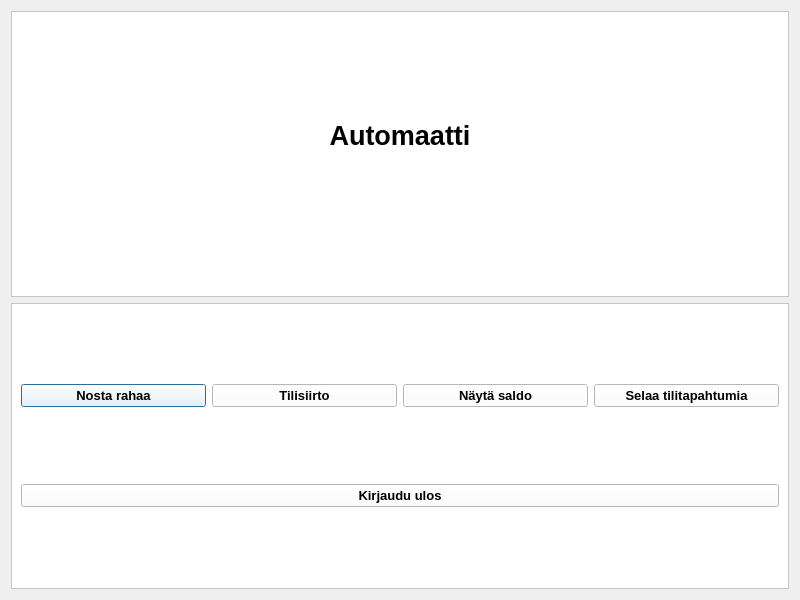
Before: the Qt Designer form qt_frontend/ATM/valikko.ui in ssaukkonen/BankSimul_ryhma_31, drawn with Qt 5.
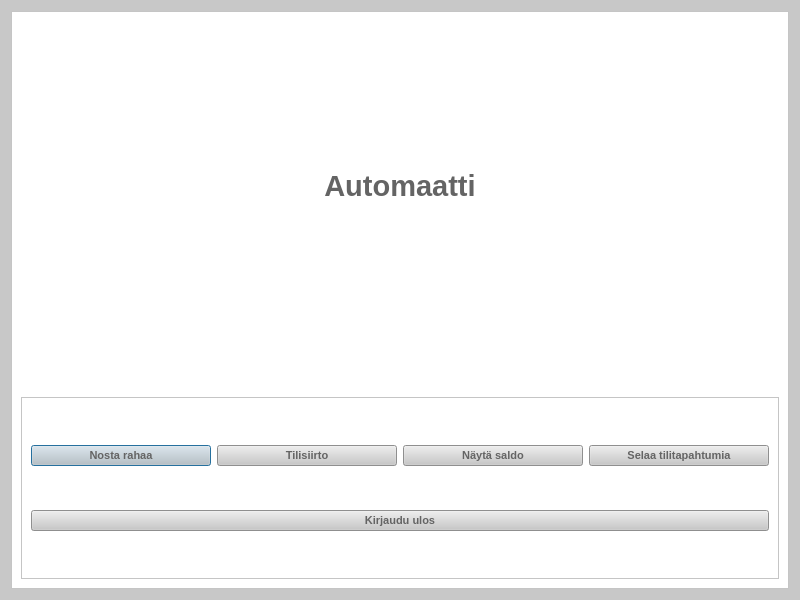
After: the same form once the commit is applied.

Patch:
```diff
--- a/qt_frontend/ATM/valikko.ui
+++ b/qt_frontend/ATM/valikko.ui
@@ -13,9 +13,20 @@
   <property name="windowTitle">
    <string>Dialog</string>
   </property>
+  <property name="styleSheet">
+   <string notr="true">background-color: rgb(200, 200, 200);</string>
+  </property>
   <layout class="QGridLayout" name="gridLayout_3">
    <item row="0" column="0">
     <widget class="QFrame" name="frame">
+     <property name="font">
+      <font>
+       <family>Arial</family>
+       <pointsize>11</pointsize>
+       <weight>75</weight>
+       <bold>true</bold>
+      </font>
+     </property>
      <property name="styleSheet">
       <string notr="true">background-color: rgb(255, 255, 255);</string>
      </property>
@@ -26,15 +37,39 @@
       <enum>QFrame::Raised</enum>
      </property>
      <layout class="QGridLayout" name="gridLayout">
+      <item row="2" column="0" alignment="Qt::AlignBottom">
+       <widget class="QLabel" name="labelFnameLname">
+        <property name="font">
+         <font>
+          <family>Arial</family>
+          <pointsize>11</pointsize>
+          <weight>75</weight>
+          <bold>true</bold>
+         </font>
+        </property>
+        <property name="styleSheet">
+         <string notr="true">color: rgb(100, 100, 100);</string>
+        </property>
+        <property name="text">
+         <string/>
+        </property>
+        <property name="alignment">
+         <set>Qt::AlignCenter</set>
+        </property>
+       </widget>
+      </item>
       <item row="0" column="0" alignment="Qt::AlignBottom">
        <widget class="QLabel" name="label">
         <property name="font">
          <font>
-          <pointsize>20</pointsize>
+          <pointsize>22</pointsize>
           <weight>75</weight>
           <bold>true</bold>
          </font>
         </property>
+        <property name="styleSheet">
+         <string notr="true">color: rgb(100, 100, 100);</string>
+        </property>
         <property name="text">
          <string>Automaatti</string>
         </property>
@@ -43,27 +78,7 @@
         </property>
        </widget>
       </item>
-      <item row="1" column="0">
-       <widget class="QLabel" name="labelFnameLname">
-        <property name="font">
-         <font>
-          <pointsize>10</pointsize>
-          <weight>75</weight>
-          <bold>true</bold>
-         </font>
-        </property>
-        <property name="text">
-         <string/>
-        </property>
-        <property name="alignment">
-         <set>Qt::AlignCenter</set>
-        </property>
-       </widget>
-      </item>
-     </layout>
-    </widget>
-   </item>
-   <item row="1" column="0">
+      <item row="3" column="0">
     <widget class="QFrame" name="frame_2">
      <property name="styleSheet">
       <string notr="true">background-color: rgb(255, 255, 255);</string>
@@ -81,11 +96,16 @@
          <widget class="QPushButton" name="pushButton_3">
           <property name="font">
            <font>
-            <pointsize>10</pointsize>
+               <family>Arial</family>
+               <pointsize>8</pointsize>
             <weight>75</weight>
             <bold>true</bold>
            </font>
           </property>
+             <property name="styleSheet">
+              <string notr="true">background-color: rgb(200, 200, 200);
+color: rgb(100, 100, 100);</string>
+             </property>
           <property name="text">
            <string>Nosta rahaa</string>
           </property>
@@ -95,11 +115,16 @@
          <widget class="QPushButton" name="pushButton_4">
           <property name="font">
            <font>
-            <pointsize>10</pointsize>
+               <family>Arial</family>
+               <pointsize>8</pointsize>
             <weight>75</weight>
             <bold>true</bold>
            </font>
           </property>
+             <property name="styleSheet">
+              <string notr="true">background-color: rgb(200, 200, 200);
+color: rgb(100, 100, 100);</string>
+             </property>
           <property name="text">
            <string>Tilisiirto</string>
           </property>
@@ -109,11 +134,16 @@
          <widget class="QPushButton" name="pushButton">
           <property name="font">
            <font>
-            <pointsize>10</pointsize>
+               <family>Arial</family>
+               <pointsize>8</pointsize>
             <weight>75</weight>
             <bold>true</bold>
            </font>
           </property>
+             <property name="styleSheet">
+              <string notr="true">background-color: rgb(200, 200, 200);
+color: rgb(100, 100, 100);</string>
+             </property>
           <property name="text">
            <string>Näytä saldo</string>
           </property>
@@ -123,11 +153,16 @@
          <widget class="QPushButton" name="pushButton_2">
           <property name="font">
            <font>
-            <pointsize>10</pointsize>
+               <family>Arial</family>
+               <pointsize>8</pointsize>
             <weight>75</weight>
             <bold>true</bold>
            </font>
           </property>
+             <property name="styleSheet">
+              <string notr="true">background-color: rgb(200, 200, 200);
+color: rgb(100, 100, 100);</string>
+             </property>
           <property name="text">
            <string>Selaa tilitapahtumia</string>
           </property>
@@ -139,14 +174,22 @@
        <widget class="QPushButton" name="buttonValikkoLogout">
         <property name="font">
          <font>
-          <pointsize>10</pointsize>
+             <family>Arial</family>
+             <pointsize>8</pointsize>
           <weight>75</weight>
           <bold>true</bold>
          </font>
         </property>
+           <property name="styleSheet">
+            <string notr="true">background-color: rgb(200, 200, 200);
+color: rgb(100, 100, 100);</string>
+           </property>
         <property name="text">
          <string>Kirjaudu ulos</string>
         </property>
+          </widget>
+         </item>
+        </layout>
        </widget>
       </item>
      </layout>
```
Lines whose indentation alone changed are shown as unchanged.
